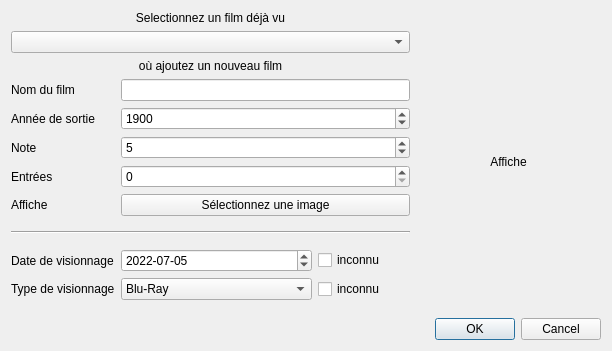
This is Dialogs/AddViewDialog.ui in AmbreM71/MovieManager as Qt 5 draws it before an edit. The edited form follows.
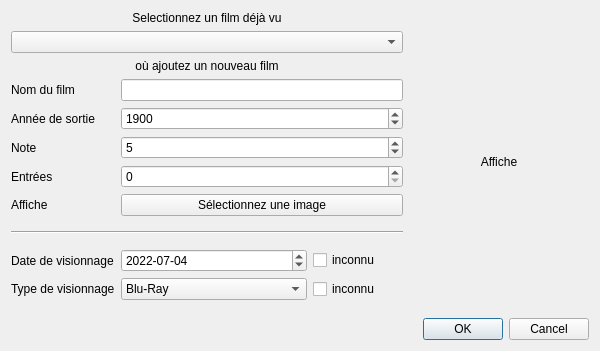
This is the edited form.

```diff
--- a/Dialogs/AddViewDialog.ui
+++ b/Dialogs/AddViewDialog.ui
@@ -6,10 +6,16 @@
    <rect>
     <x>0</x>
     <y>0</y>
-    <width>612</width>
+    <width>600</width>
     <height>351</height>
    </rect>
   </property>
+  <property name="sizePolicy">
+   <sizepolicy hsizetype="Preferred" vsizetype="Preferred">
+    <horstretch>0</horstretch>
+    <verstretch>0</verstretch>
+   </sizepolicy>
+  </property>
   <property name="windowTitle">
    <string>Ajouter un visionnage</string>
   </property>
@@ -184,7 +190,7 @@
        <second>0</second>
        <year>2022</year>
        <month>7</month>
-       <day>5</day>
+       <day>4</day>
       </datetime>
      </property>
      <property name="maximumDateTime">
@@ -204,7 +210,7 @@
        <second>0</second>
        <year>1899</year>
        <month>12</month>
-       <day>30</day>
+       <day>29</day>
       </datetime>
      </property>
      <property name="displayFormat">
```
